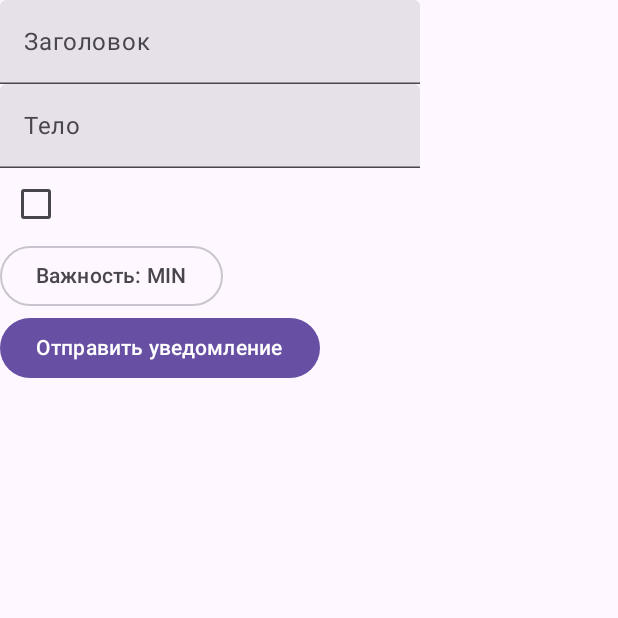
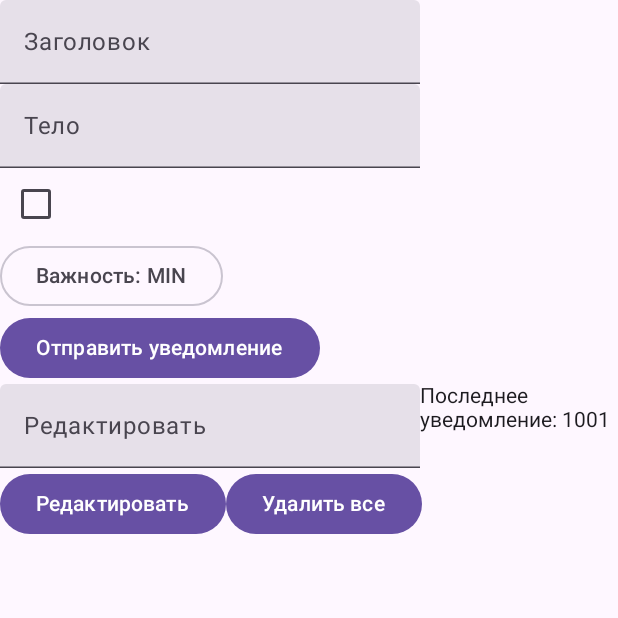
Before and after one commit to Why-Man55/Android_CW, an Android app built with Jetpack Compose: the composable FirstScreen shown on its own in the app's theme, after a tap on "Отправить уведомление", on a phone screen of 412 x 824 dp, the top half of it. Run offline under Robolectric (Android 15) with nearby library versions, the phone set to English and light mode, and no system bars.

Commit message:
дополнительная часть 1 экрана

```diff
--- a/app/src/main/java/com/example/classwork/FirstScreenActivity.kt
+++ b/app/src/main/java/com/example/classwork/FirstScreenActivity.kt
@@ -4,8 +4,10 @@ import android.Manifest
 import android.app.NotificationChannel
 import android.app.NotificationManager
 import android.app.PendingIntent
+import android.content.BroadcastReceiver
 import android.content.Context
 import android.content.Intent
+import android.content.IntentFilter
 import android.content.pm.PackageManager
 import android.os.Build
 import android.os.Bundle
@@ -17,6 +19,7 @@ import androidx.activity.result.contract.ActivityResultContracts
 import androidx.appcompat.app.AppCompatActivity
 import androidx.compose.foundation.layout.Box
 import androidx.compose.foundation.layout.Column
+import androidx.compose.foundation.layout.Row
 import androidx.compose.foundation.text.KeyboardOptions
 import androidx.compose.material3.Button
 import androidx.compose.material3.Checkbox
@@ -26,12 +29,15 @@ import androidx.compose.material3.OutlinedButton
 import androidx.compose.material3.Text
 import androidx.compose.material3.TextField
 import androidx.compose.runtime.Composable
+import androidx.compose.runtime.DisposableEffect
 import androidx.compose.runtime.LaunchedEffect
 import androidx.compose.runtime.getValue
+import androidx.compose.runtime.mutableIntStateOf
 import androidx.compose.runtime.mutableStateOf
 import androidx.compose.runtime.remember
 import androidx.compose.runtime.setValue
 import androidx.compose.ui.platform.LocalContext
+import androidx.compose.ui.res.stringResource
 import androidx.compose.ui.text.input.ImeAction
 import androidx.core.app.ActivityCompat
 import androidx.core.app.NotificationCompat
@@ -65,22 +71,49 @@ class FirstScreenActivity : AppCompatActivity() {
     }
 }
 
+const val ACTION_NOTIF_DISMISSED = "com.example.classwork.NOTIF_DISMISSED"
+
 @Composable
 fun FirstScreen() {
     val context = LocalContext.current
+
+    var notifId by remember { mutableIntStateOf(1000) }
 
     var headText by remember { mutableStateOf("") }
     var bodyText by remember {mutableStateOf("") }
     var isCancellable by remember { mutableStateOf(false) }
     var dropMenuExpanded by remember { mutableStateOf(false) }
     var dropMenuContent by remember { mutableStateOf("MIN") }
+    var refactorText by remember {mutableStateOf("")}
 
     var showDeniedScreen by remember {mutableStateOf(false)}
+    var isAnyNotif by remember { mutableStateOf(hasActiveNotification(context)) }
 
     val permissionLauncher = rememberLauncherForActivityResult(
         contract = ActivityResultContracts.RequestPermission()
     ) { isGranted ->
         showDeniedScreen = !isGranted
+    }
+
+    DisposableEffect(context) {
+        val receiver = object : BroadcastReceiver() {
+            override fun onReceive(context1: Context?, intent: Intent?) {
+                if (intent?.action == ACTION_NOTIF_DISMISSED) {
+                    isAnyNotif = hasActiveNotification(context)
+                }
+            }
+        }
+
+        val filter = IntentFilter(ACTION_NOTIF_DISMISSED)
+        ContextCompat.registerReceiver(
+            context,
+            receiver,
+            filter,
+            ContextCompat.RECEIVER_NOT_EXPORTED
+        )
+        onDispose {
+            context.unregisterReceiver(receiver)
+        }
     }
 
     LaunchedEffect(Unit) {
@@ -90,9 +123,8 @@ fun FirstScreen() {
     }
 
     LifecycleEventEffect(Lifecycle.Event.ON_RESUME) {
-        if (hasNotificationPermission(context)) {
-            showDeniedScreen = false
-        }
+        showDeniedScreen = !hasNotificationPermission(context)
+        isAnyNotif = hasActiveNotification(context)
     }
 
     val prepareSend = {
@@ -109,17 +141,19 @@ fun FirstScreen() {
         }
 
         createNotifChannel(context, dropMenuContent, importance)
-        sendNotification(context, headText, bodyText, dropMenuContent, isCancellable)
+        notifId++
+        sendNotification(context, headText, bodyText, dropMenuContent, notifId, isCancellable)
+        isAnyNotif = true
     }
 
     if (showDeniedScreen) {
         Column {
-            Text("Для корректной работы приложения требуется разрешение на отправку уведомлений!")
+            Text(stringResource(R.string.notif_perm_error_screen_text))
 
             Button(
                 onClick = { openSettings(context)}
             ) {
-                Text("В настройки")
+                Text(stringResource(R.string.notif_perm_error_screen_button))
             }
         }
     } else {
@@ -127,14 +161,14 @@ fun FirstScreen() {
             TextField(
                 value = headText,
                 onValueChange = { headText = it },
-                label = {Text("Заголовок") },
+                label = {Text(stringResource(R.string.notif_title_label)) },
                 keyboardOptions = KeyboardOptions(imeAction = ImeAction.Next)
             )
 
             TextField(
                 value = bodyText,
                 onValueChange = { bodyText = it },
-                label = {Text("Тело") },
+                label = {Text(stringResource(R.string.notif_body_label)) },
                 keyboardOptions = KeyboardOptions(imeAction = ImeAction.Done)
             )
 
@@ -171,14 +205,69 @@ fun FirstScreen() {
                         prepareSend()
                     } else if (Build.VERSION.SDK_INT >= Build.VERSION_CODES.TIRAMISU) {
                         permissionLauncher.launch(Manifest.permission.POST_NOTIFICATIONS)
-                        prepareSend()
                     }
                 }
             ) {
-                Text("Отправить уведомление")
+                Text(stringResource(R.string.notif_send_button))
+            }
+
+            Row {
+                TextField(
+                    value = refactorText,
+                    onValueChange = {
+                        refactorText = it
+                    },
+                    label = {Text(stringResource(R.string.notif_refactor_button))},
+                    keyboardOptions = KeyboardOptions(imeAction = ImeAction.Done),
+                    enabled = isAnyNotif
+                )
+
+                Text("Последнее уведомление: $notifId")
+            }
+
+            Row {
+               Button(
+                   onClick = {
+                       val id = refactorText.toInt()
+                       if (hasActiveNotifWithId(context, id)) {
+                           sendNotification(context, headText, bodyText, dropMenuContent, id, isCancellable)
+                       } else {
+                           Toast.makeText(context,
+                               context.getString(R.string.notif_error_null_id_toast), Toast.LENGTH_SHORT).show()
+                       }
+                   }
+               ) {
+                   Text(stringResource(R.string.notif_refactor_button))
+               }
+               Button(
+                   onClick = {
+                       if (isAnyNotif) {
+                           NotificationManagerCompat.from(context).cancelAll()
+                           isAnyNotif = false
+                       } else {
+                           Toast.makeText(context,
+                               context.getString(R.string.notif_error_empty_toast), Toast.LENGTH_SHORT).show()
+                       }
+                   },
+                   enabled = isAnyNotif
+               ) {
+                   Text(stringResource(R.string.notif_delete_button))
+               }
             }
         }
     }
+}
+
+private fun hasActiveNotifWithId(context: Context, id: Int): Boolean {
+    val manager = context.getSystemService(Context.NOTIFICATION_SERVICE) as NotificationManager
+    return manager.activeNotifications.any {it.id == id}
+}
+
+private fun hasActiveNotification(context: Context) : Boolean {
+    val manager = context.getSystemService(Context.NOTIFICATION_SERVICE) as NotificationManager
+    val activeNotif = manager.activeNotifications
+
+    return activeNotif.isNotEmpty()
 }
 
 private fun hasNotificationPermission(context: Context): Boolean {
@@ -191,21 +280,32 @@ private fun hasNotificationPermission(context: Context): Boolean {
     }
 }
 
-private fun sendNotification(context: Context, head: String, body: String, type:String, isCancellable: Boolean) {
+private fun sendNotification(context: Context, head: String, body: String, type:String, id:Int, isCancellable: Boolean) {
     if (ActivityCompat.checkSelfPermission(context, Manifest.permission.POST_NOTIFICATIONS) != PackageManager.PERMISSION_GRANTED) {
         return
     }
 
-    val intent = Intent(context, FirstScreenActivity::class.java).apply {
+    val clickIntent = Intent(context, FirstScreenActivity::class.java).apply {
         flags = Intent.FLAG_ACTIVITY_SINGLE_TOP
         putExtra("EXTRA_TITLE", head)
         putExtra("EXTRA_BODY", body)
     }
 
-    val pendingIntent = PendingIntent.getActivity(
+    val clickPendingIntent = PendingIntent.getActivity(
         context,
-        0,
-        intent,
+        id,
+        clickIntent,
+        PendingIntent.FLAG_UPDATE_CURRENT or PendingIntent.FLAG_IMMUTABLE
+    )
+
+    val deleteIntent = Intent(ACTION_NOTIF_DISMISSED).apply {
+        setPackage(context.packageName)
+    }
+
+    val deletePendingIntent = PendingIntent.getBroadcast(
+        context,
+        1,
+        deleteIntent,
         PendingIntent.FLAG_UPDATE_CURRENT or PendingIntent.FLAG_IMMUTABLE
     )
 
@@ -215,9 +315,11 @@ private fun sendNotification(context: Context, head: String, body: String, type:
         .setContentText(body)
         .setOngoing(isCancellable)
         .setAutoCancel(!isCancellable)
-        .setContentIntent(pendingIntent)
+        .setContentIntent(clickPendingIntent)
+        .setDeleteIntent(deletePendingIntent)
+        .setOnlyAlertOnce(true)
 
-    NotificationManagerCompat.from(context).notify(1001, builder.build())
+    NotificationManagerCompat.from(context).notify(id, builder.build())
 }
 
 private fun createNotifChannel(context: Context, type: String, importance: Int) {
--- a/app/src/main/res/values/strings.xml
+++ b/app/src/main/res/values/strings.xml
@@ -1,3 +1,13 @@
 <resources>
     <string name="app_name">ClassWork</string>
+    <string name="notif_perm_error_screen_text">Для корректной работы приложения требуется разрешение на отправку уведомлений!</string>
+    <string name="notif_perm_error_screen_button">В настройки</string>
+    <string name="notif_title_label">Заголовок</string>
+    <string name="notif_body_label">Тело</string>
+    <string name="notif_send_button">Отправить уведомление</string>
+    <string name="notif_refactor_label">Заменить</string>
+    <string name="notif_error_null_id_toast">Уведомления с таком id нет</string>
+    <string name="notif_refactor_button">Редактировать</string>
+    <string name="notif_error_empty_toast">Уведомлений нет</string>
+    <string name="notif_delete_button">Удалить все</string>
 </resources>
```
